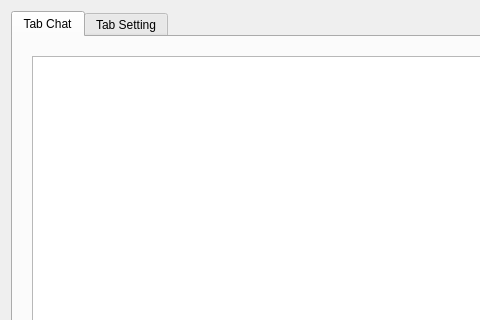
The window that src/Components/Chat/Chat.ui (xuexiaolei1997/QTTool) describes before a commit, drawn with Qt 5; both pictures show x 0 to 480 and y 0 to 320 of the 864 by 568 pixel window.
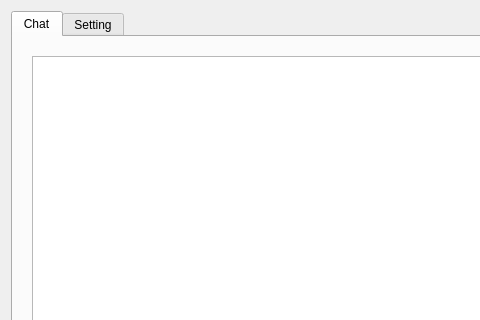
The same window after the commit.

Patch:
```diff
--- a/src/Components/Chat/Chat.ui
+++ b/src/Components/Chat/Chat.ui
@@ -21,7 +21,7 @@
      </property>
      <widget class="QWidget" name="tab_Chat">
       <attribute name="title">
-       <string>Tab Chat</string>
+       <string>Chat</string>
       </attribute>
       <layout class="QVBoxLayout" name="verticalLayout_2">
        <item>
@@ -91,7 +91,7 @@
      </widget>
      <widget class="QWidget" name="tab_Setting">
       <attribute name="title">
-       <string>Tab Setting</string>
+       <string>Setting</string>
       </attribute>
      </widget>
     </widget>
```
